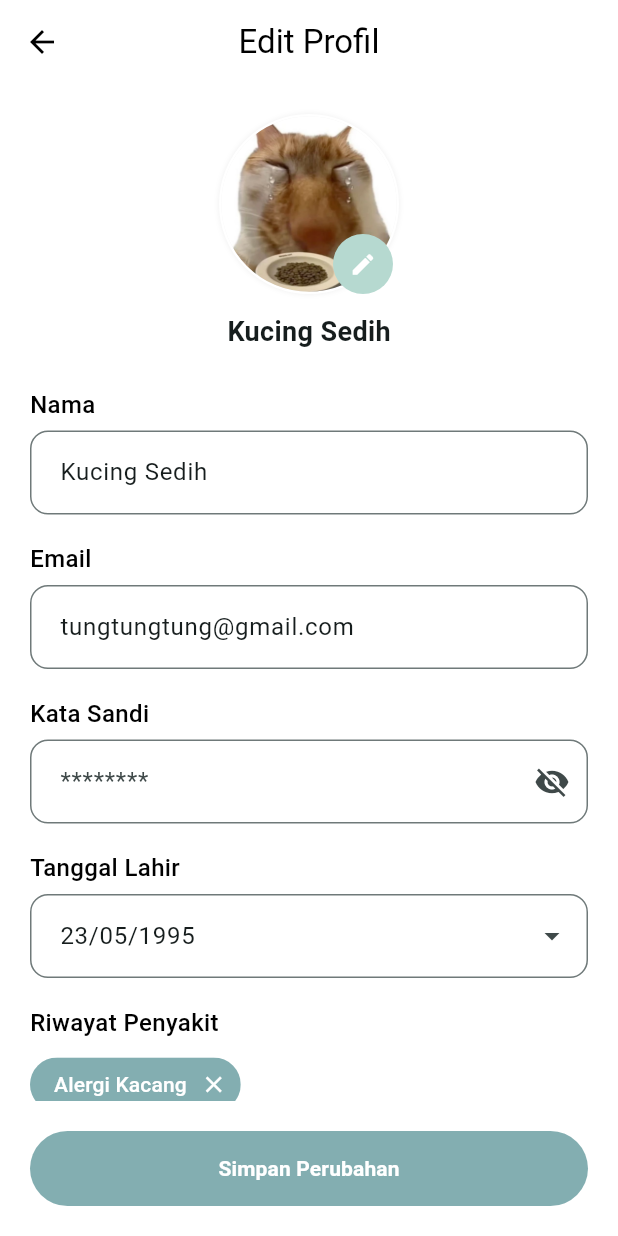
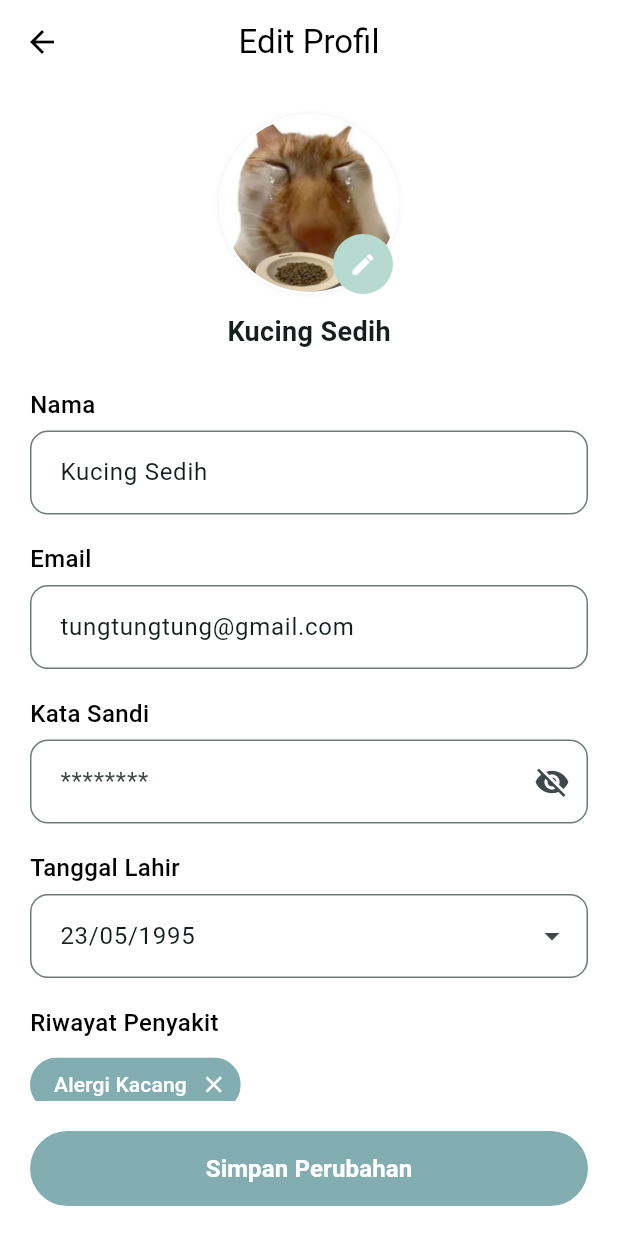
Before and after one commit to hafsahha/MASAKIO, a Flutter app: the EditProfile screen opened directly, on a phone screen of 412 x 824 dp. Run offline on Flutter 3.47's test engine with Material 3 defaults, Android fonts, the phone set to English and light mode, and no system bars; our stand-ins replace dotted_border, image_picker, shared_preferences, video_player; accounts and stored records are empty; Roboto replaces fonts that are missing (Montserrat).

Commit message:
add textSize and borderColor parameters to Button component

```diff
--- a/lib/.components/button.dart
+++ b/lib/.components/button.dart
@@ -6,7 +6,19 @@ class Button extends StatelessWidget {
   final double? width;
   final int? backgroundColor;
   final int? textColor;
-  const Button({super.key, required this.onPressed, required this.content, this.width, this.backgroundColor, this.textColor});
+  final double? textSize;
+  final int? borderColor;
+
+  const Button({
+    super.key,
+    required this.onPressed,
+    required this.content,
+    this.width,
+    this.backgroundColor,
+    this.textColor,
+    this.textSize,
+    this.borderColor
+  });
 
   @override
   Widget build(BuildContext context) {
@@ -17,14 +29,16 @@ class Button extends StatelessWidget {
         onPressed: onPressed,
         style: ElevatedButton.styleFrom(
           backgroundColor: Color(backgroundColor ?? 0xFF83AEB1),
-          shape: RoundedRectangleBorder(
-            borderRadius: BorderRadius.circular(25),
-          ),
+          shape: RoundedRectangleBorder(borderRadius: BorderRadius.circular(25)),
+          side: borderColor != null
+            ? BorderSide(color: Color(borderColor!), width: 2)
+            : BorderSide.none,
           elevation: 0,
         ),
         child: Text(
           content,
           style: TextStyle(
+            fontSize: textSize ?? 16,
             color: Color(textColor ?? 0xFFFFFFFF),
             fontWeight: FontWeight.bold,
           ),
```
